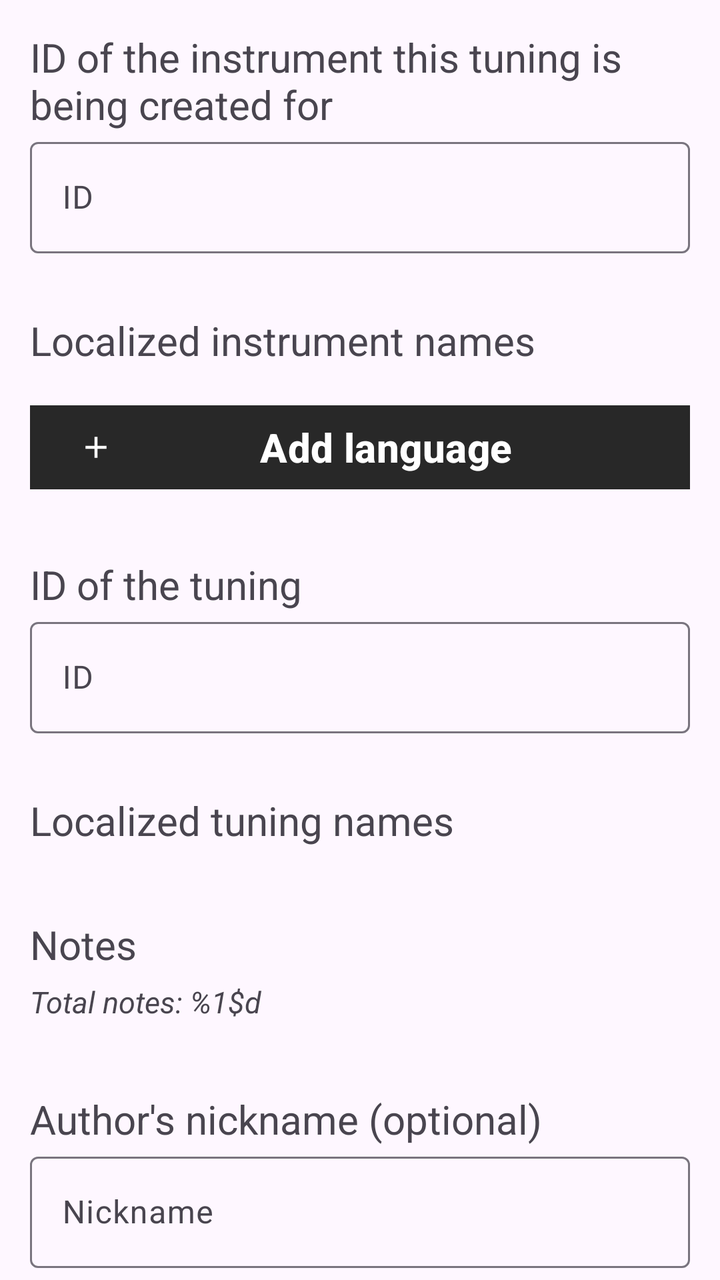
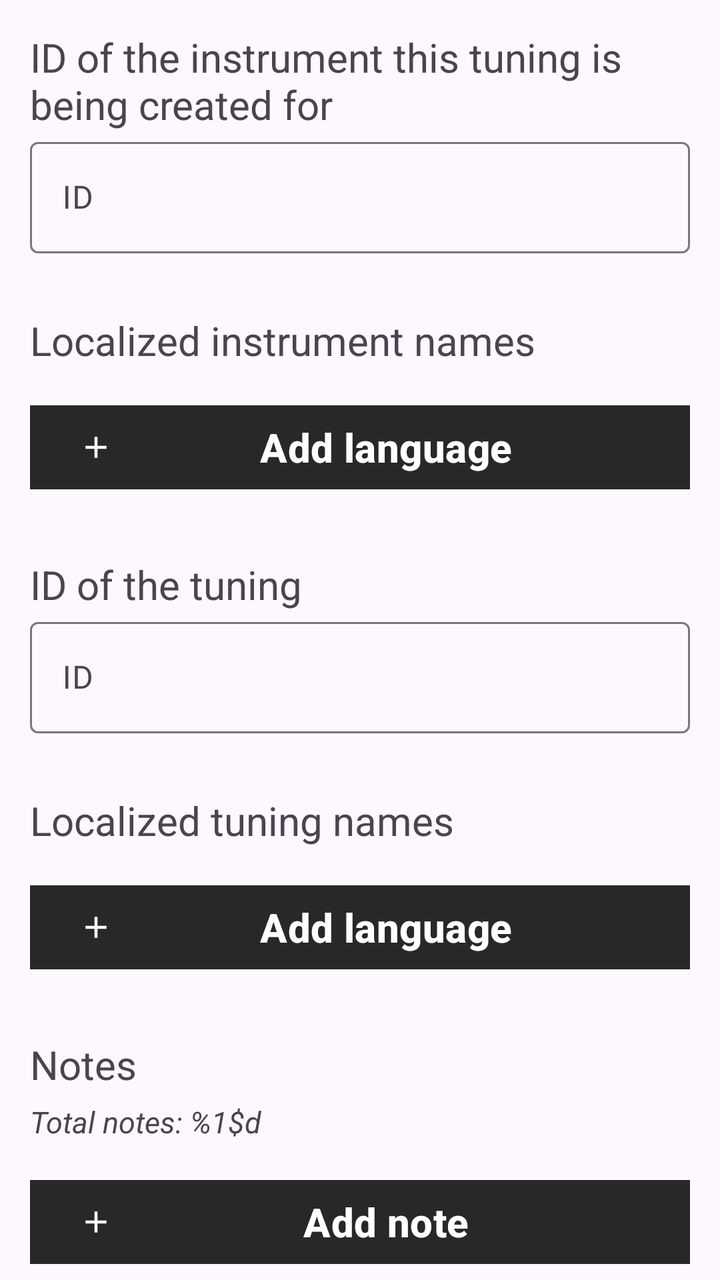

Compare the two renders of this Android layout. The source of the first and the diff that turns it into the second are given below.
<!-- AndroidManifest.xml: application theme Theme.AuroraTuner -->
<!-- res/layout/fragment_editor.xml -->
<?xml version="1.0" encoding="utf-8"?>
<androidx.core.widget.NestedScrollView xmlns:android="http://schemas.android.com/apk/res/android"
    xmlns:app="http://schemas.android.com/apk/res-auto"
    xmlns:tools="http://schemas.android.com/tools"
    android:layout_width="match_parent"
    android:layout_height="match_parent"
    tools:context=".editor.ui.EditorFragment"
    android:layout_marginTop="?actionBarSize">

    <LinearLayout
        android:layout_width="match_parent"
        android:layout_height="wrap_content"
        android:orientation="vertical"
        android:paddingStart="15dp"
        android:paddingEnd="15dp"
        android:paddingTop="15dp">

        <TextView
            android:layout_width="match_parent"
            android:layout_height="wrap_content"
            android:text="@string/editor_instrument_id_hint"
            android:textSize="20sp"/>

        <com.google.android.material.textfield.TextInputLayout
            android:layout_width="match_parent"
            android:layout_height="wrap_content">

            <com.google.android.material.textfield.TextInputEditText
                android:id="@+id/instrument_id_input"
                android:layout_width="match_parent"
                android:layout_height="wrap_content"
                android:hint="@string/editor_general_id_hint" />
        </com.google.android.material.textfield.TextInputLayout>

        <TextView
            android:layout_width="match_parent"
            android:layout_height="wrap_content"
            android:text="@string/editor_instrument_name_hint"
            android:textSize="20sp"
            android:layout_marginTop="30dp"/>

        <androidx.recyclerview.widget.RecyclerView
            android:id="@+id/editor_instrument_names"
            android:layout_marginTop="5dp"
            android:layout_width="match_parent"
            android:layout_height="wrap_content"
            android:nestedScrollingEnabled="false"
            tools:listitem="@layout/localized_name_item"/>

        <com.google.android.material.button.MaterialButton
            android:id="@+id/editor_add_instrument_name_button"
            android:layout_width="match_parent"
            android:layout_height="50dp"
            android:layout_marginTop="10dp"
            android:backgroundTint="@color/gray"
            app:icon="@drawable/add_icon"
            app:cornerRadius="0dp"
            android:text="@string/editor_add_language"
            android:textSize="20sp"
            android:textStyle="bold"/>

        <TextView
            android:layout_width="match_parent"
            android:layout_height="wrap_content"
            android:text="@string/editor_tuning_id_hint"
            android:textSize="20sp"
            android:layout_marginTop="30dp"/>

        <com.google.android.material.textfield.TextInputLayout
            android:layout_width="match_parent"
            android:layout_height="wrap_content">

            <com.google.android.material.textfield.TextInputEditText
                android:id="@+id/tuning_id_input"
                android:layout_width="match_parent"
                android:layout_height="wrap_content"
                android:hint="@string/editor_general_id_hint" />
        </com.google.android.material.textfield.TextInputLayout>

        <TextView
            android:id="@+id/textView7"
            android:layout_width="match_parent"
            android:layout_height="wrap_content"
            android:text="@string/editor_tuning_name_hint"
            android:textSize="20sp"
            android:layout_marginTop="30dp"/>

        <androidx.recyclerview.widget.RecyclerView
            android:id="@+id/editor_tuning_names"
            android:layout_marginTop="5dp"
            android:layout_width="match_parent"
            android:layout_height="wrap_content"
            android:nestedScrollingEnabled="false"
            tools:listitem="@layout/localized_name_item"/>

        <TextView
            android:layout_width="match_parent"
            android:layout_height="wrap_content"
            android:text="@string/editor_notes_text"
            android:textSize="20sp"
            android:layout_marginTop="30dp"/>

        <TextView
            android:layout_width="match_parent"
            android:layout_height="wrap_content"
            android:text="@string/editor_notes_total"
            android:textSize="15sp"
            android:textStyle="italic"
            android:layout_marginTop="5dp"/>

        <androidx.recyclerview.widget.RecyclerView
            android:id="@+id/editor_notes"
            android:layout_marginTop="5dp"
            android:layout_width="match_parent"
            android:layout_height="wrap_content"
            android:nestedScrollingEnabled="false"
            tools:listitem="@layout/editor_note_item"/>

        <TextView
            android:layout_width="match_parent"
            android:layout_height="wrap_content"
            android:text="@string/editor_author_hint"
            android:layout_marginTop="30dp"
            android:textSize="20sp"/>

        <com.google.android.material.textfield.TextInputLayout
            android:layout_width="match_parent"
            android:layout_height="wrap_content">

            <com.google.android.material.textfield.TextInputEditText
                android:id="@+id/author_input"
                android:layout_width="match_parent"
                android:layout_height="wrap_content"
                android:hint="@string/editor_nickname_hint" />
        </com.google.android.material.textfield.TextInputLayout>

        <Button
            android:id="@+id/editor_export_tuning_button"
            android:layout_width="match_parent"
            android:layout_height="60dp"
            android:layout_marginTop="30dp"
            android:textSize="30sp"
            android:text="@string/editor_export_tuning_button"/>


    </LinearLayout>

</androidx.core.widget.NestedScrollView>
<!-- res/layout/localized_name_item.xml (included above) -->
<?xml version="1.0" encoding="utf-8"?>
<com.google.android.material.card.MaterialCardView xmlns:android="http://schemas.android.com/apk/res/android"
    xmlns:app="http://schemas.android.com/apk/res-auto"
    xmlns:tools="http://schemas.android.com/tools"
    app:strokeWidth="0dp"
    android:layout_width="match_parent"
    android:layout_height="wrap_content"
    app:cardCornerRadius="0dp">

    <LinearLayout
        android:layout_width="match_parent"
        android:layout_height="wrap_content"
        android:orientation="horizontal"
        android:layout_marginTop="10dp">

        <com.google.android.material.textview.MaterialTextView
            android:id="@+id/editor_default_language_label"
            android:layout_width="wrap_content"
            android:layout_height="match_parent"
            android:minWidth="120dp"
            android:gravity="center_vertical|start"
            android:textSize="16sp"
            android:background="@drawable/text_border"
            android:paddingStart="16dp"
            android:paddingEnd="10dp"
            android:layout_marginTop="5dp" />

        <com.google.android.material.textfield.TextInputLayout
            android:id="@+id/editor_language_selection"
            style="@style/Widget.MaterialComponents.TextInputLayout.OutlinedBox.ExposedDropdownMenu"
            android:layout_width="wrap_content"
            android:layout_height="wrap_content"
            android:minWidth="120dp"
            android:visibility="gone">

            <com.google.android.material.textfield.MaterialAutoCompleteTextView
                android:id="@+id/editor_language_selection_dropdown"
                android:layout_width="match_parent"
                android:layout_height="wrap_content"
                android:inputType="none"
                android:maxLines="1"
                android:textSize="16sp" />

        </com.google.android.material.textfield.TextInputLayout>

        <com.google.android.material.textfield.TextInputLayout
            android:layout_width="0dp"
            android:layout_weight="4"
            android:layout_height="match_parent"
            android:layout_marginStart="0dp"
            android:layout_marginEnd="10dp">

            <com.google.android.material.textfield.TextInputEditText
                android:id="@+id/editor_localized_name_input"
                android:layout_width="match_parent"
                android:layout_height="wrap_content"
                android:layout_marginStart="10dp"
                android:maxLines="1"
                android:inputType="text"
                android:imeOptions="actionDone"
                android:hint="@string/editor_general_name_hint" />
        </com.google.android.material.textfield.TextInputLayout>

        <com.google.android.material.button.MaterialButton
            android:id="@+id/editor_remove_name_button"
            android:layout_width="48dp"
            android:layout_height="match_parent"
            android:minWidth="0dp"
            android:minHeight="0dp"
            android:insetTop="6dp"
            android:insetBottom="0dp"
            android:insetLeft="0dp"
            android:insetRight="0dp"
            android:padding="0dp"
            app:cornerRadius="5dp"
            android:backgroundTint="@color/red"
            app:icon="@drawable/remove_icon"
            app:iconGravity="textStart"
            app:iconPadding="0dp"
            app:iconTint="@android:color/white" />

    </LinearLayout>
</com.google.android.material.card.MaterialCardView>
<!-- res/layout/editor_note_item.xml (included above) -->
<?xml version="1.0" encoding="utf-8"?>
<com.google.android.material.card.MaterialCardView xmlns:android="http://schemas.android.com/apk/res/android"
    xmlns:app="http://schemas.android.com/apk/res-auto"
    xmlns:tools="http://schemas.android.com/tools"
    app:strokeWidth="0dp"
    android:layout_width="match_parent"
    android:layout_height="wrap_content">

    <LinearLayout
        android:layout_width="match_parent"
        android:layout_height="wrap_content"
        android:orientation="horizontal"
        android:layout_marginTop="10dp">

        <TextView
            android:layout_width="wrap_content"
            android:layout_height="match_parent"
            android:gravity="center_vertical"
            android:text="1"
            android:textSize="30sp"/>

        <com.google.android.material.textfield.TextInputLayout
            android:id="@+id/editor_note_selection"
            style="@style/Widget.MaterialComponents.TextInputLayout.OutlinedBox.ExposedDropdownMenu"
            android:layout_width="match_parent"
            android:layout_height="match_parent"
            android:hint="@string/editor_note_hint">

            <AutoCompleteTextView
                android:id="@+id/editor_note_selection_dropdown"
                android:layout_width="match_parent"
                android:layout_height="match_parent"
                android:layout_marginStart="10dp"
                android:fontFamily="monospace"
                android:inputType="none"
                android:hint="@string/editor_note_hint"
                android:textSize="16sp"
                tools:ignore="LabelFor" />

        </com.google.android.material.textfield.TextInputLayout>

    </LinearLayout>
</com.google.android.material.card.MaterialCardView>
<!-- resources referenced by this layout -->
<resources>
  <color name="gray">#282828</color>
  <color name="red">#FF0000</color>
  <!-- drawable add_icon (drawable) -->
  <vector xmlns:android="http://schemas.android.com/apk/res/android" android:height="24dp" android:tint="#000000" android:viewportHeight="24" android:viewportWidth="24" android:width="24dp">
        
      <path android:fillColor="@android:color/white" android:pathData="M19,13h-6v6h-2v-6H5v-2h6V5h2v6h6v2z"/>
      
  </vector>
  <!-- drawable remove_icon (drawable) -->
  <vector xmlns:android="http://schemas.android.com/apk/res/android" android:height="24dp" android:tint="#000000" android:viewportHeight="24" android:viewportWidth="24" android:width="24dp">
  
      <path android:fillColor="@android:color/white" android:pathData="M19,13H5v-2h14v2z"/>
  
  </vector>
  <!-- drawable text_border (drawable) -->
  <?xml version="1.0" encoding="utf-8"?>
  <shape xmlns:android="http://schemas.android.com/apk/res/android"
      android:shape="rectangle">
      <stroke
          android:width="1dp"
          android:color="@color/gray" />
      <solid android:color="#00000000" />
      <corners android:radius="4dp" />
  </shape>
  <string name="editor_add_language">Add language</string>
  <string name="editor_author_hint">Author\'s nickname (optional)</string>
  <string name="editor_export_tuning_button">Export tuning</string>
  <string name="editor_general_id_hint">ID</string>
  <string name="editor_general_name_hint">Name</string>
  <string name="editor_instrument_id_hint">ID of the instrument this tuning is being created for</string>
  <string name="editor_instrument_name_hint">Localized instrument names</string>
  <string name="editor_nickname_hint">Nickname</string>
  <string name="editor_note_hint">Note</string>
  <string name="editor_notes_text">Notes</string>
  <string name="editor_notes_total">Total notes: %1$d</string>
  <string name="editor_tuning_id_hint">ID of the tuning</string>
  <string name="editor_tuning_name_hint">Localized tuning names</string>
  <style name="Theme.AuroraTuner" parent="Base.Theme.AuroraTuner" />
  <style name="Base.Theme.AuroraTuner" parent="Theme.Material3.DayNight.NoActionBar">
          
          
          <item name="android:navigationBarColor">@color/white</item>
          <item name="colorPrimaryDark">@color/white</item>
      </style>
  <color name="white">#FFFFFFFF</color>
</resources>

<!-- the commit's change to res/layout/fragment_editor.xml (unified diff, before → after) -->
@@ -29,6 +29,9 @@
                 android:id="@+id/instrument_id_input"
                 android:layout_width="match_parent"
                 android:layout_height="wrap_content"
+                android:maxLines="1"
+                android:inputType="text"
+                android:imeOptions="actionDone"
                 android:hint="@string/editor_general_id_hint" />
         </com.google.android.material.textfield.TextInputLayout>
 
@@ -38,14 +41,21 @@
             android:text="@string/editor_instrument_name_hint"
             android:textSize="20sp"
             android:layout_marginTop="30dp"/>
+        
+        <TextView
+            android:id="@+id/editor_localized_names_error"
+            android:layout_width="match_parent"
+            android:layout_height="wrap_content"
+            android:textColor="@color/red"
+            android:textStyle="italic"
+            android:visibility="gone"/>
 
         <androidx.recyclerview.widget.RecyclerView
             android:id="@+id/editor_instrument_names"
             android:layout_marginTop="5dp"
             android:layout_width="match_parent"
             android:layout_height="wrap_content"
-            android:nestedScrollingEnabled="false"
-            tools:listitem="@layout/localized_name_item"/>
+            android:nestedScrollingEnabled="false"/>
 
         <com.google.android.material.button.MaterialButton
             android:id="@+id/editor_add_instrument_name_button"
@@ -74,6 +84,9 @@
                 android:id="@+id/tuning_id_input"
                 android:layout_width="match_parent"
                 android:layout_height="wrap_content"
+                android:maxLines="1"
+                android:inputType="text"
+                android:imeOptions="actionDone"
                 android:hint="@string/editor_general_id_hint" />
         </com.google.android.material.textfield.TextInputLayout>
 
@@ -85,13 +98,32 @@
             android:textSize="20sp"
             android:layout_marginTop="30dp"/>
 
+        <TextView
+            android:id="@+id/editor_localized_tuning_names_error"
+            android:layout_width="match_parent"
+            android:layout_height="wrap_content"
+            android:textColor="@color/red"
+            android:textStyle="italic"
+            android:visibility="gone"/>
+
         <androidx.recyclerview.widget.RecyclerView
             android:id="@+id/editor_tuning_names"
             android:layout_marginTop="5dp"
             android:layout_width="match_parent"
             android:layout_height="wrap_content"
-            android:nestedScrollingEnabled="false"
-            tools:listitem="@layout/localized_name_item"/>
+            android:nestedScrollingEnabled="false" />
+
+        <com.google.android.material.button.MaterialButton
+            android:id="@+id/editor_add_tuning_name_button"
+            android:layout_width="match_parent"
+            android:layout_height="50dp"
+            android:layout_marginTop="10dp"
+            android:backgroundTint="@color/gray"
+            app:icon="@drawable/add_icon"
+            app:cornerRadius="0dp"
+            android:text="@string/editor_add_language"
+            android:textSize="20sp"
+            android:textStyle="bold"/>
 
         <TextView
             android:layout_width="match_parent"
@@ -113,8 +145,19 @@
             android:layout_marginTop="5dp"
             android:layout_width="match_parent"
             android:layout_height="wrap_content"
-            android:nestedScrollingEnabled="false"
-            tools:listitem="@layout/editor_note_item"/>
+            android:nestedScrollingEnabled="false"/>
+
+        <com.google.android.material.button.MaterialButton
+            android:id="@+id/editor_add_note_name_button"
+            android:layout_width="match_parent"
+            android:layout_height="50dp"
+            android:layout_marginTop="10dp"
+            android:backgroundTint="@color/gray"
+            app:icon="@drawable/add_icon"
+            app:cornerRadius="0dp"
+            android:text="@string/editor_add_note"
+            android:textSize="20sp"
+            android:textStyle="bold"/>
 
         <TextView
             android:layout_width="match_parent"
@@ -131,6 +174,9 @@
                 android:id="@+id/author_input"
                 android:layout_width="match_parent"
                 android:layout_height="wrap_content"
+                android:maxLines="1"
+                android:inputType="text"
+                android:imeOptions="actionDone"
                 android:hint="@string/editor_nickname_hint" />
         </com.google.android.material.textfield.TextInputLayout>
 
@@ -146,131 +192,3 @@
     </LinearLayout>
 
 </androidx.core.widget.NestedScrollView>
-<!-- res/layout/localized_name_item.xml (included above) -->
-<?xml version="1.0" encoding="utf-8"?>
-<com.google.android.material.card.MaterialCardView xmlns:android="http://schemas.android.com/apk/res/android"
-    xmlns:app="http://schemas.android.com/apk/res-auto"
-    xmlns:tools="http://schemas.android.com/tools"
-    app:strokeWidth="0dp"
-    android:layout_width="match_parent"
-    android:layout_height="wrap_content"
-    app:cardCornerRadius="0dp">
-
-    <LinearLayout
-        android:layout_width="match_parent"
-        android:layout_height="wrap_content"
-        android:orientation="horizontal"
-        android:layout_marginTop="10dp">
-
-        <com.google.android.material.textview.MaterialTextView
-            android:id="@+id/editor_default_language_label"
-            android:layout_width="wrap_content"
-            android:layout_height="match_parent"
-            android:minWidth="120dp"
-            android:gravity="center_vertical|start"
-            android:textSize="16sp"
-            android:background="@drawable/text_border"
-            android:paddingStart="16dp"
-            android:paddingEnd="10dp"
-            android:layout_marginTop="5dp" />
-
-        <com.google.android.material.textfield.TextInputLayout
-            android:id="@+id/editor_language_selection"
-            style="@style/Widget.MaterialComponents.TextInputLayout.OutlinedBox.ExposedDropdownMenu"
-            android:layout_width="wrap_content"
-            android:layout_height="wrap_content"
-            android:minWidth="120dp"
-            android:visibility="gone">
-
-            <com.google.android.material.textfield.MaterialAutoCompleteTextView
-                android:id="@+id/editor_language_selection_dropdown"
-                android:layout_width="match_parent"
-                android:layout_height="wrap_content"
-                android:inputType="none"
-                android:maxLines="1"
-                android:textSize="16sp" />
-
-        </com.google.android.material.textfield.TextInputLayout>
-
-        <com.google.android.material.textfield.TextInputLayout
-            android:layout_width="0dp"
-            android:layout_weight="4"
-            android:layout_height="match_parent"
-            android:layout_marginStart="0dp"
-            android:layout_marginEnd="10dp">
-
-            <com.google.android.material.textfield.TextInputEditText
-                android:id="@+id/editor_localized_name_input"
-                android:layout_width="match_parent"
-                android:layout_height="wrap_content"
-                android:layout_marginStart="10dp"
-                android:maxLines="1"
-                android:inputType="text"
-                android:imeOptions="actionDone"
-                android:hint="@string/editor_general_name_hint" />
-        </com.google.android.material.textfield.TextInputLayout>
-
-        <com.google.android.material.button.MaterialButton
-            android:id="@+id/editor_remove_name_button"
-            android:layout_width="48dp"
-            android:layout_height="match_parent"
-            android:minWidth="0dp"
-            android:minHeight="0dp"
-            android:insetTop="6dp"
-            android:insetBottom="0dp"
-            android:insetLeft="0dp"
-            android:insetRight="0dp"
-            android:padding="0dp"
-            app:cornerRadius="5dp"
-            android:backgroundTint="@color/red"
-            app:icon="@drawable/remove_icon"
-            app:iconGravity="textStart"
-            app:iconPadding="0dp"
-            app:iconTint="@android:color/white" />
-
-    </LinearLayout>
-</com.google.android.material.card.MaterialCardView>
-<!-- res/layout/editor_note_item.xml (included above) -->
-<?xml version="1.0" encoding="utf-8"?>
-<com.google.android.material.card.MaterialCardView xmlns:android="http://schemas.android.com/apk/res/android"
-    xmlns:app="http://schemas.android.com/apk/res-auto"
-    xmlns:tools="http://schemas.android.com/tools"
-    app:strokeWidth="0dp"
-    android:layout_width="match_parent"
-    android:layout_height="wrap_content">
-
-    <LinearLayout
-        android:layout_width="match_parent"
-        android:layout_height="wrap_content"
-        android:orientation="horizontal"
-        android:layout_marginTop="10dp">
-
-        <TextView
-            android:layout_width="wrap_content"
-            android:layout_height="match_parent"
-            android:gravity="center_vertical"
-            android:text="1"
-            android:textSize="30sp"/>
-
-        <com.google.android.material.textfield.TextInputLayout
-            android:id="@+id/editor_note_selection"
-            style="@style/Widget.MaterialComponents.TextInputLayout.OutlinedBox.ExposedDropdownMenu"
-            android:layout_width="match_parent"
-            android:layout_height="match_parent"
-            android:hint="@string/editor_note_hint">
-
-            <AutoCompleteTextView
-                android:id="@+id/editor_note_selection_dropdown"
-                android:layout_width="match_parent"
-                android:layout_height="match_parent"
-                android:layout_marginStart="10dp"
-                android:fontFamily="monospace"
-                android:inputType="none"
-                android:hint="@string/editor_note_hint"
-                android:textSize="16sp"
-                tools:ignore="LabelFor" />
-
-        </com.google.android.material.textfield.TextInputLayout>
-
-    </LinearLayout>
-</com.google.android.material.card.MaterialCardView>
<!-- resource entries referenced after the edit -->
@@ -8,31 +8,14 @@
       <path android:fillColor="@android:color/white" android:pathData="M19,13h-6v6h-2v-6H5v-2h6V5h2v6h6v2z"/>
       
   </vector>
-  <!-- drawable remove_icon (drawable) -->
-  <vector xmlns:android="http://schemas.android.com/apk/res/android" android:height="24dp" android:tint="#000000" android:viewportHeight="24" android:viewportWidth="24" android:width="24dp">
-  
-      <path android:fillColor="@android:color/white" android:pathData="M19,13H5v-2h14v2z"/>
-  
-  </vector>
-  <!-- drawable text_border (drawable) -->
-  <?xml version="1.0" encoding="utf-8"?>
-  <shape xmlns:android="http://schemas.android.com/apk/res/android"
-      android:shape="rectangle">
-      <stroke
-          android:width="1dp"
-          android:color="@color/gray" />
-      <solid android:color="#00000000" />
-      <corners android:radius="4dp" />
-  </shape>
   <string name="editor_add_language">Add language</string>
+  <string name="editor_add_note">Add note</string>
   <string name="editor_author_hint">Author\'s nickname (optional)</string>
   <string name="editor_export_tuning_button">Export tuning</string>
   <string name="editor_general_id_hint">ID</string>
-  <string name="editor_general_name_hint">Name</string>
   <string name="editor_instrument_id_hint">ID of the instrument this tuning is being created for</string>
   <string name="editor_instrument_name_hint">Localized instrument names</string>
   <string name="editor_nickname_hint">Nickname</string>
-  <string name="editor_note_hint">Note</string>
   <string name="editor_notes_text">Notes</string>
   <string name="editor_notes_total">Total notes: %1$d</string>
   <string name="editor_tuning_id_hint">ID of the tuning</string>
